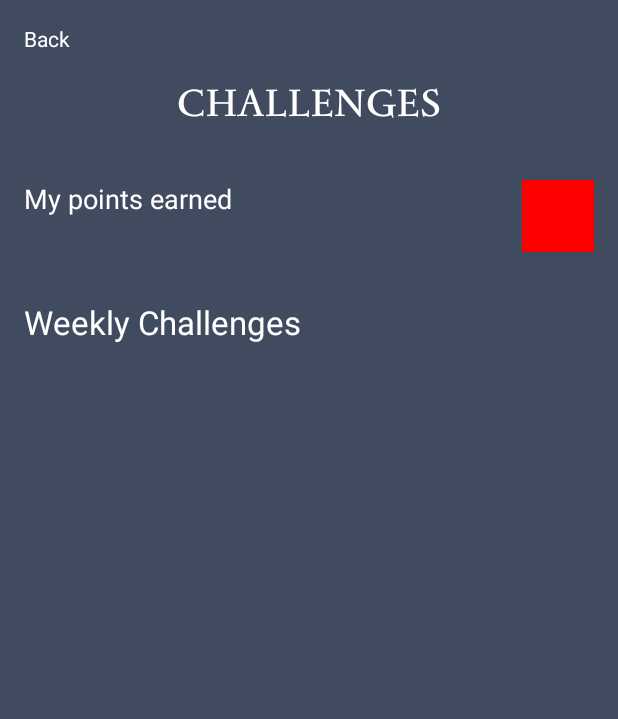
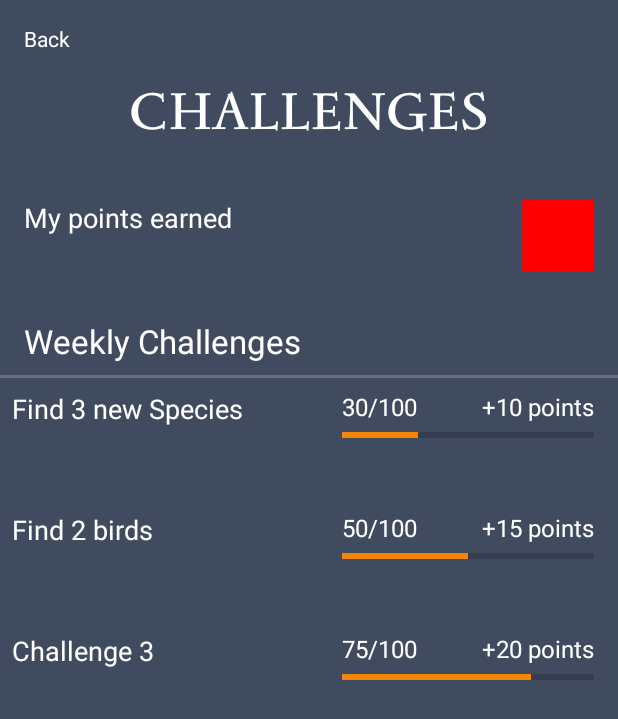
Before and after one commit to Angelo-Traverso/BirdWatching_Android_Application, an Android app: the fragment Challenges shown on its own in the app's theme, on a phone screen of 412 x 824 dp. Shown: the top 719 px of the screen. Run offline under Robolectric (Android 15) with nearby library versions, the phone set to English and light mode, and no system bars.

Commit message:
Dynamically adding challenges

```diff
--- /dev/null
+++ b/app/src/main/java/com/example/opsc7312_poe_birdwatching/Challenge_Object.kt
@@ -0,0 +1,3 @@
+package com.example.opsc7312_poe_birdwatching
+
+data class Challenge_Object(val description: String, val progress: Int, val pointsToGet: Int)
--- a/app/src/main/java/com/example/opsc7312_poe_birdwatching/Challenges.kt
+++ b/app/src/main/java/com/example/opsc7312_poe_birdwatching/Challenges.kt
@@ -5,6 +5,10 @@ import androidx.fragment.app.Fragment
 import android.view.LayoutInflater
 import android.view.View
 import android.view.ViewGroup
+import android.widget.LinearLayout
+import android.widget.ProgressBar
+import android.widget.TextView
+import androidx.core.view.marginTop
 
 // TODO: Rename parameter arguments, choose names that match
 // the fragment initialization parameters, e.g. ARG_ITEM_NUMBER
@@ -17,26 +21,67 @@ private const val ARG_PARAM2 = "param2"
  * create an instance of this fragment.
  */
 class Challenges : Fragment() {
-    // TODO: Rename and change types of parameters
-    private var param1: String? = null
-    private var param2: String? = null
+    private lateinit var challengeList: List<Challenge_Object> // List of challenges
 
     override fun onCreate(savedInstanceState: Bundle?) {
         super.onCreate(savedInstanceState)
         arguments?.let {
-            param1 = it.getString(ARG_PARAM1)
-            param2 = it.getString(ARG_PARAM2)
+
         }
     }
 
-    override fun onCreateView(
-        inflater: LayoutInflater, container: ViewGroup?,
-        savedInstanceState: Bundle?
-    ): View? {
-        // Inflate the layout for this fragment
-        return inflater.inflate(R.layout.fragment_challenges, container, false)
+    override fun onCreateView(inflater: LayoutInflater, container: ViewGroup?, savedInstanceState: Bundle?): View? {
+        // Inflate the correct layout for this fragment
+        val view = inflater.inflate(R.layout.fragment_challenges, container, false)
+
+        // Populate challenges (Assuming you have this list populated somehow)
+        challengeList = getChallenges()
+
+        val linearLayout = view.findViewById<LinearLayout>(R.id.fragment_container) // Change to the correct ID
+
+        // Loop through the challenges and dynamically add them to the container
+        for ((i, challenge) in challengeList.withIndex()) {
+            val challengeItemView = LayoutInflater.from(requireContext()).inflate(R.layout.challenege_item_layout, null) // Change to the correct layout
+
+            val tvChallengeDescription = challengeItemView.findViewById<TextView>(R.id.tvChallengeDescription)
+            val progressBar = challengeItemView.findViewById<ProgressBar>(R.id.progressBar)
+            val tvProgress = challengeItemView.findViewById<TextView>(R.id.tvProgress)
+            val tvPoints = challengeItemView.findViewById<TextView>(R.id.tvPoints)
+
+            // Set the challenge details
+            tvChallengeDescription.text = challenge.description
+            progressBar.max = 100 // Set the maximum progress value (assuming it's a percentage)
+            progressBar.progress = challenge.progress
+            tvProgress.text = "${challenge.progress}/100" // Adjust as per your progress representation
+            tvPoints.text = "+${challenge.pointsToGet} points"
+
+            if(i > 0) {
+                // Set top margin
+                val params = LinearLayout.LayoutParams(
+                    ViewGroup.LayoutParams.MATCH_PARENT,
+                    ViewGroup.LayoutParams.WRAP_CONTENT
+                )
+                params.topMargin = 64
+                challengeItemView.layoutParams = params
+
+
+            }
+            linearLayout.addView(challengeItemView) // Add the challenge item to the container
+        }
+
+        return view
     }
 
+    private fun getChallenges(): List<Challenge_Object> {
+        val challenges = mutableListOf<Challenge_Object>()
+
+        // Assuming some challenges
+        challenges.add(Challenge_Object("Find 3 new Species", 30, 10))
+        challenges.add(Challenge_Object("Find 2 birds", 50, 15))
+        challenges.add(Challenge_Object("Challenge 3", 75, 20))
+
+        return challenges
+    }
     companion object {
         /**
          * Use this factory method to create a new instance of
--- a/app/src/main/java/com/example/opsc7312_poe_birdwatching/Hotpots.kt
+++ b/app/src/main/java/com/example/opsc7312_poe_birdwatching/Hotpots.kt
@@ -69,6 +69,10 @@ class Hotpots : AppCompatActivity() {
                 isOpen = true
             }
 
+            fab5.setOnClickListener{
+                loadChallengesFragment()
+            }
+
             //showFabMenu(it)
 
           /*  if (!isFABOpen) {
@@ -80,6 +84,13 @@ class Hotpots : AppCompatActivity() {
         }
     }
 
+    private fun loadChallengesFragment() {
+        val challengesFragment = Challenges()
+        supportFragmentManager.beginTransaction()
+            .replace(R.id.mainContainer, challengesFragment)
+            .addToBackStack(null) // If you want to allow back navigation
+            .commit()
+    }
     private fun showPopupMenu(view: View) {
         val popupMenu = PopupMenu(this, view)
         popupMenu.menuInflater.inflate(R.menu.menu, popupMenu.menu)
@@ -103,7 +114,7 @@ class Hotpots : AppCompatActivity() {
                     true
                 }
                 R.id.menuRewards -> {
-                    // Handle menu item 2 click
+                    loadChallengesFragment()
                     true
                 }
                 else -> false
--- a/app/src/main/res/layout/activity_hotpots.xml
+++ b/app/src/main/res/layout/activity_hotpots.xml
@@ -4,7 +4,13 @@
     xmlns:tools="http://schemas.android.com/tools"
     android:layout_width="match_parent"
     android:layout_height="match_parent"
+    android:id="@+id/relMain"
     tools:context=".Hotpots">
+
+    <FrameLayout
+        android:id="@+id/mainContainer"
+        android:layout_width="match_parent"
+        android:layout_height="match_parent" >
 
     <LinearLayout
         android:id="@+id/linearAppBar"
@@ -55,6 +61,8 @@
             android:textColor="@color/white" />
 
     </LinearLayout>
+
+    </FrameLayout>
 
 
     <com.google.android.material.floatingactionbutton.FloatingActionButton
--- /dev/null
+++ b/app/src/main/res/layout/challenege_item_layout.xml
@@ -0,0 +1,24 @@
+<?xml version="1.0" encoding="utf-8"?>
+<RelativeLayout xmlns:android="http://schemas.android.com/apk/res/android"
+    android:orientation="vertical"
+    android:layout_width="match_parent"
+    android:layout_height="wrap_content">
+
+    <TextView
+        android:id="@+id/tvChallengeDescription"
+        android:layout_width="180dp"
+        android:layout_height="wrap_content"
+        android:text="Challenge Description"
+        android:textColor="@color/white"
+        android:textSize="18sp" />
+
+    <include
+        android:id="@+id/progressBarLayout"
+        layout="@layout/progress_bar_layout"
+        android:layout_width="wrap_content"
+        android:layout_height="wrap_content"
+        android:layout_marginEnd="8dp"
+        android:layout_marginStart="40dp"
+        android:layout_toEndOf="@id/tvChallengeDescription"/>
+
+</RelativeLayout>
--- a/app/src/main/res/layout/fragment_challenges.xml
+++ b/app/src/main/res/layout/fragment_challenges.xml
@@ -24,7 +24,7 @@
         android:fontFamily="@font/sedansc_regular"
         android:layout_below="@+id/lblBack"
         android:gravity="center"
-        android:textSize="26sp"
+        android:textSize="35sp"
         android:textColor="@color/white"
         android:text="@string/Challenges"/>
 
@@ -62,4 +62,23 @@
         android:textColor="@color/white"
         android:text="@string/WeeklyChallenges"/>
 
+    <View
+        android:id="@+id/lineWeeklyChallenges"
+        android:layout_width="match_parent"
+        android:layout_height="2dp"
+        android:alpha="0.2"
+        android:layout_below="@+id/tvWeeklyChallengesHeading"
+        android:layout_marginTop="8dp"
+        android:background="@color/white"/>
+
+    <!--Replace with custom progress-->
+    <LinearLayout
+        android:id="@+id/fragment_container"
+        android:layout_width="match_parent"
+        android:layout_height="match_parent"
+        android:layout_below="@+id/lineWeeklyChallenges"
+        android:orientation="vertical"
+        android:layout_margin="8dp"
+        />
+
 </RelativeLayout>
--- /dev/null
+++ b/app/src/main/res/layout/progress_bar_layout.xml
@@ -0,0 +1,34 @@
+<?xml version="1.0" encoding="utf-8"?>
+<RelativeLayout xmlns:android="http://schemas.android.com/apk/res/android"
+    android:orientation="horizontal"
+    android:layout_width="wrap_content"
+    android:layout_height="wrap_content">
+
+        <TextView
+            android:id="@+id/tvProgress"
+            android:layout_width="wrap_content"
+            android:layout_height="wrap_content"
+            android:text="1/3"
+            android:textColor="@color/white"
+            android:textSize="16sp" />
+
+        <TextView
+            android:id="@+id/tvPoints"
+            android:layout_width="wrap_content"
+            android:layout_height="wrap_content"
+            android:textColor="@color/white"
+            android:text="+15 points"
+            android:layout_alignParentEnd="true"
+            android:gravity="end"
+            android:layout_toEndOf="@id/tvProgress"
+            android:textSize="16sp" />
+
+    <ProgressBar
+        android:id="@+id/progressBar"
+        style="?android:attr/progressBarStyleHorizontal"
+        android:layout_width="match_parent"
+        android:layout_height="wrap_content"
+        android:progressTint="@color/tab_indicator"
+        android:layout_below="@+id/tvProgress"/>
+
+</RelativeLayout>
```
Also changed, not shown: app/src/main/res/layout/activity_main.xml (+1 -7 lines).
